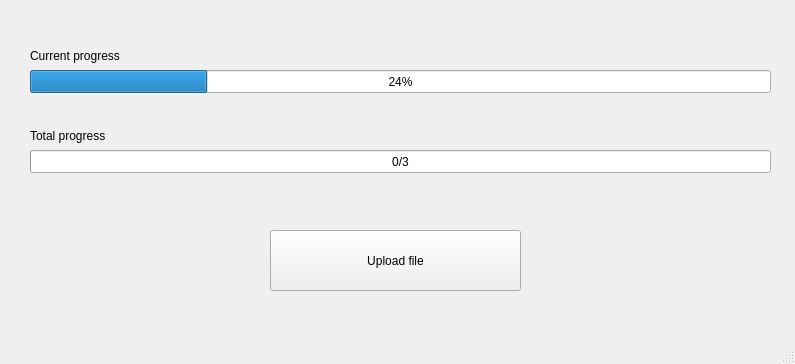
Before: the Qt Designer form views/mainwindow/mainwindow.ui in regi18/esame-B024260, drawn with Qt 5.
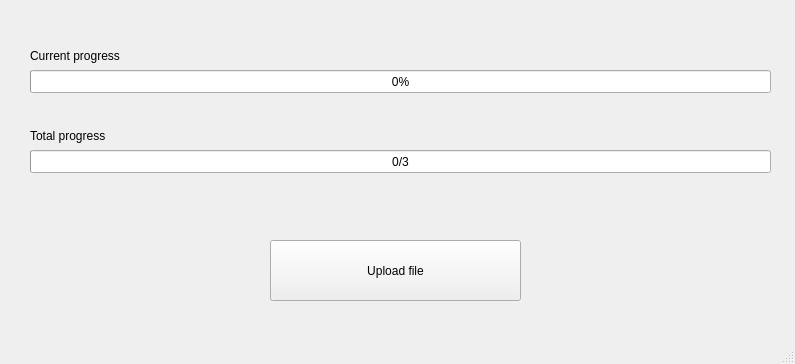
After: the same form once the commit is applied.

```diff
--- a/views/mainwindow/mainwindow.ui
+++ b/views/mainwindow/mainwindow.ui
@@ -2,6 +2,9 @@
 <ui version="4.0">
  <class>MainWindow</class>
  <widget class="QMainWindow" name="MainWindow">
+  <property name="enabled">
+   <bool>true</bool>
+  </property>
   <property name="geometry">
    <rect>
     <x>0</x>
@@ -24,7 +27,7 @@
      </rect>
     </property>
     <property name="value">
-     <number>24</number>
+     <number>0</number>
     </property>
    </widget>
    <widget class="QProgressBar" name="totalNumberUploadedProgress">
@@ -79,7 +82,7 @@
     <property name="geometry">
      <rect>
       <x>270</x>
-      <y>230</y>
+      <y>240</y>
       <width>251</width>
       <height>61</height>
      </rect>
```
